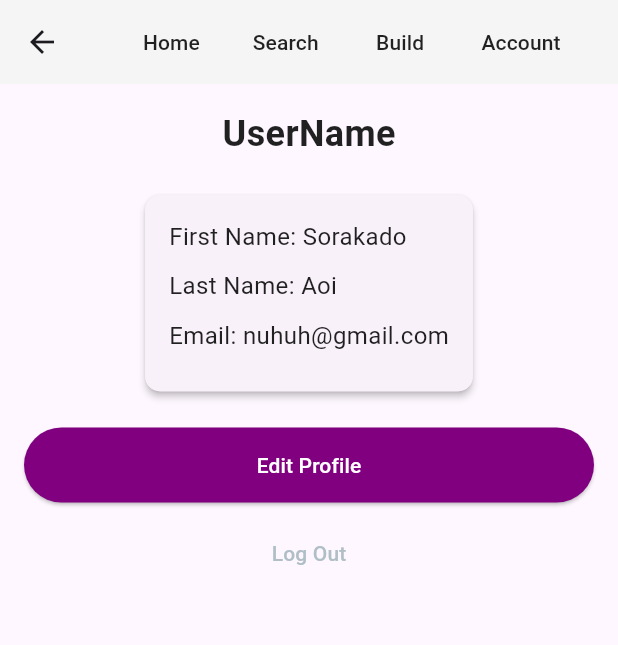
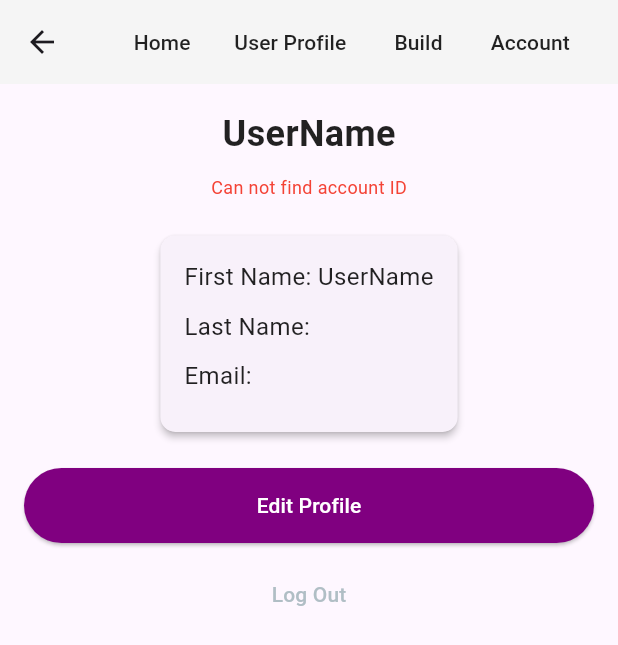
Before and after one commit to mijimoto/PC-Builer-FE, a Flutter app: the UserProfileEdit screen opened directly, after a tap on "Save new Profile", on a phone screen of 412 x 824 dp. Shown: the top 645 px of the screen. Run offline on Flutter 3.47's test engine with Material 3 defaults, Android fonts, the light colour scheme and no system bars.

Commit message:
update log in

```diff
--- a/lib/main.dart
+++ b/lib/main.dart
@@ -30,11 +30,11 @@ class MyApp extends StatelessWidget {
       debugShowCheckedModeBanner: false,
 
       // ✅ Choose ONE to test at a time:
-      home: BuildPageScreen(),
+      //home: BuildPageScreen(),
       //home: LogInScreen(),
       //home: ForgotPasswordScreen(),
       //home: HomePageScreen(),
-      //home: SignUpScreen(),
+      home: SignUpScreen(),
       //home: AccountScreen(),
       //home: UserProfileEdit(),
       //home: ItemListPage(),
--- a/lib/user_page.dart
+++ b/lib/user_page.dart
@@ -1,8 +1,71 @@
 import 'package:flutter/material.dart';
 import 'user_profile_edit.dart';
 import 'log_in_page.dart';
+import 'package:http/http.dart' as http; // For API calls
+import 'dart:convert'; // For JSON encoding
 
-class UserProfile extends StatelessWidget {
+class UserProfile extends StatefulWidget {
+  final String accountid;
+
+  const UserProfile({Key? key, required this.accountid}) : super(key: key);
+
+  @override
+  State<UserProfile> createState() => _UserProfileState();
+}
+
+class _UserProfileState extends State<UserProfile> {
+  String _firstName = 'UserName';
+  String _lastName = '';
+  String _email = '';
+  bool _isLoading = true;
+  String? _errorMessage;
+
+  @override
+  void initState() {
+    super.initState();
+    _fetchUserData();
+  }
+
+  Future<void> _fetchUserData() async {
+    if (widget.accountid.isEmpty) {
+      setState(() {
+        _errorMessage = 'Can not find account ID';
+        _isLoading = false;
+      });
+      return;
+    }
+
+    try {
+      final response = await http.get(
+        Uri.parse('http://10.0.2.2:8080/api/v1/accounts/${widget.accountid}'),
+        headers: {'Content-Type': 'application/json'},
+      );
+
+      print('Response status: ${response.statusCode}');
+      print('Response body: ${response.body}');
+
+      if (response.statusCode == 200) {
+        final data = jsonDecode(response.body);
+        setState(() {
+          _firstName = data['firstname'] ?? _firstName;
+          _lastName = data['lastname'] ?? _lastName;
+          _email = data['email'] ?? _email;
+          _isLoading = false;
+        });
+      } else {
+        setState(() {
+          _errorMessage = 'Fetching Error. Error Code: ${response.statusCode}';
+          _isLoading = false;
+        });
+      }
+    } catch (e) {
+      setState(() {
+        _errorMessage = 'Connenction Error: $e';
+        _isLoading = false;
+      });
+    }
+  }
+
   @override
   Widget build(BuildContext context) {
     return Scaffold(
@@ -16,7 +79,10 @@ class UserProfile extends StatelessWidget {
             ),
             TextButton(
               onPressed: () {},
-              child: Text('Search', style: TextStyle(color: Colors.black87)),
+              child: Text(
+                'User Profile',
+                style: TextStyle(color: Colors.black87),
+              ),
             ),
             TextButton(
               onPressed: () {},
@@ -33,15 +99,25 @@ class UserProfile extends StatelessWidget {
       ),
       body: Padding(
         padding: const EdgeInsets.all(16.0),
-        child: Column(
+        child: _isLoading
+            ? Center(child: CircularProgressIndicator())
+            : Column(
                 crossAxisAlignment: CrossAxisAlignment.center,
                 children: [
                   Text(
-              'UserName',
+                    _firstName,
                     style: TextStyle(
                       fontSize: 24,
                       fontWeight: FontWeight.bold,
                       color: Colors.black87,
+                    ),
+                  ),
+                  if (_errorMessage != null)
+                    Padding(
+                      padding: const EdgeInsets.only(top: 10),
+                      child: Text(
+                        _errorMessage!,
+                        style: TextStyle(color: Colors.red, fontSize: 12),
                       ),
                     ),
                   SizedBox(height: 20),
@@ -56,18 +132,27 @@ class UserProfile extends StatelessWidget {
                         crossAxisAlignment: CrossAxisAlignment.start,
                         children: [
                           Text(
-                      'First Name: Sorakado ',
-                      style: TextStyle(fontSize: 16, color: Colors.black87),
+                            'First Name: $_firstName',
+                            style: TextStyle(
+                              fontSize: 16,
+                              color: Colors.black87,
+                            ),
                           ),
                           SizedBox(height: 10),
                           Text(
-                      'Last Name: Aoi',
-                      style: TextStyle(fontSize: 16, color: Colors.black87),
+                            'Last Name: $_lastName',
+                            style: TextStyle(
+                              fontSize: 16,
+                              color: Colors.black87,
+                            ),
                           ),
                           SizedBox(height: 10),
                           Text(
-                      'Email: nuhuh@gmail.com',
-                      style: TextStyle(fontSize: 16, color: Colors.black87),
+                            'Email: $_email',
+                            style: TextStyle(
+                              fontSize: 16,
+                              color: Colors.black87,
+                            ),
                           ),
                           SizedBox(height: 10),
                         ],
@@ -79,7 +164,9 @@ class UserProfile extends StatelessWidget {
                     onPressed: () {
                       Navigator.push(
                         context,
-                  MaterialPageRoute(builder: (context) => UserProfileEdit()),
+                        MaterialPageRoute(
+                          builder: (context) => UserProfileEdit(),
+                        ),
                       );
                     },
                     style: ElevatedButton.styleFrom(
@@ -94,7 +181,6 @@ class UserProfile extends StatelessWidget {
                   SizedBox(height: 10),
                   TextButton(
                     onPressed: () {
-                // Navigate to login screen and clear the navigation stack
                       Navigator.pushAndRemoveUntil(
                         context,
                         MaterialPageRoute(builder: (context) => LogInScreen()),
--- a/lib/user_profile_edit.dart
+++ b/lib/user_profile_edit.dart
@@ -131,7 +131,9 @@ class UserProfileEdit extends StatelessWidget {
                   onPressed: () {
                     Navigator.pushReplacement(
                       context,
-                      MaterialPageRoute(builder: (context) => UserProfile()),
+                      MaterialPageRoute(
+                        builder: (context) => UserProfile(accountid: ''),
+                      ),
                     );
                   },
                   style: ElevatedButton.styleFrom(
@@ -148,7 +150,9 @@ class UserProfileEdit extends StatelessWidget {
                   onPressed: () {
                     Navigator.pushReplacement(
                       context,
-                      MaterialPageRoute(builder: (context) => UserProfile()),
+                      MaterialPageRoute(
+                        builder: (context) => UserProfile(accountid: ''),
+                      ),
                     );
                   },
                   style: ElevatedButton.styleFrom(
```
Also changed, not shown: lib/log_in_page.dart (+40 -11 lines), lib/main2.dart (deleted, +0 -19 lines). Lines whose indentation alone changed are shown as unchanged.
